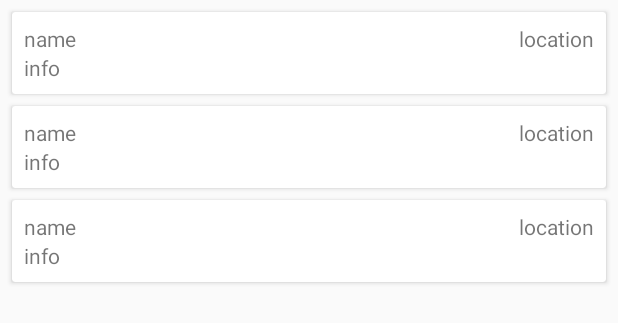
After one commit to Bue-von-hon/showdisease, an Android app: the layout activity_search_disease.xml on its own in the app's theme, with its tools: preview values and no code run, on a phone screen of 412 x 824 dp. The commit adds this screen. Shown: the top 323 px of the screen. Run offline under Robolectric (Android 15) with nearby library versions, the phone set to English and light mode, and no system bars.

Commit message:
질병 정보 리스트뷰 추가
질병 정보를 가져와서 리싸이클러뷰로 뿌리는 기능을 추가했습니다
곁가지로 레포지토리와 뷰모델을 이용했습니다

```diff
--- a/app/build.gradle
+++ b/app/build.gradle
@@ -26,6 +26,8 @@ android {
 dependencies {
     implementation fileTree(dir: 'libs', include: ['*.jar'])
     def lifecycle_version = "2.0.0"
+    implementation "androidx.cardview:cardview:1.0.0"
+    implementation "androidx.recyclerview:recyclerview:1.1.0"
     implementation "androidx.lifecycle:lifecycle-extensions:$lifecycle_version"
     implementation 'com.google.android.gms:play-services-maps:17.0.0'
     implementation 'com.google.android.gms:play-services-location:17.0.0'
--- a/app/src/main/java/com/kc/showdisease/DiseaseDao.java
+++ b/app/src/main/java/com/kc/showdisease/DiseaseDao.java
@@ -1,5 +1,6 @@
 package com.kc.showdisease;
 
+import androidx.lifecycle.LiveData;
 import androidx.room.Dao;
 import androidx.room.Delete;
 import androidx.room.Insert;
@@ -10,6 +11,9 @@ import java.util.List;
 
 @Dao
 public interface DiseaseDao {
+    @Query("select * from Disease order by latitude desc")
+    LiveData<List<Disease>> LgetAll();
+
     @Query("select * from Disease")
     List<Disease> getAll();
 
--- /dev/null
+++ b/app/src/main/res/layout/activity_search_disease.xml
@@ -0,0 +1,21 @@
+<?xml version="1.0" encoding="utf-8"?>
+
+<androidx.coordinatorlayout.widget.CoordinatorLayout xmlns:android="http://schemas.android.com/apk/res/android"
+    xmlns:app="http://schemas.android.com/apk/res-auto"
+    xmlns:tools="http://schemas.android.com/tools"
+    android:id="@+id/constraints"
+    android:layout_width="match_parent"
+    android:layout_height="match_parent"
+    android:orientation="vertical"
+    tools:context=".SearchDisease">
+
+    <androidx.recyclerview.widget.RecyclerView
+        android:id="@+id/recycler_view"
+        android:layout_width="match_parent"
+        android:layout_height="match_parent"
+        tools:listitem="@layout/disease_item"
+        android:visibility="visible">
+
+    </androidx.recyclerview.widget.RecyclerView>
+
+</androidx.coordinatorlayout.widget.CoordinatorLayout>
--- /dev/null
+++ b/app/src/main/res/layout/disease_item.xml
@@ -0,0 +1,38 @@
+<?xml version="1.0" encoding="utf-8"?>
+<androidx.cardview.widget.CardView xmlns:android="http://schemas.android.com/apk/res/android"
+    android:layout_width="match_parent"
+    android:layout_height="wrap_content"
+    android:layout_marginEnd="8dp"
+    android:layout_marginStart="8dp"
+    android:layout_marginTop="8dp">
+
+    <RelativeLayout
+        android:layout_width="wrap_content"
+        android:layout_height="wrap_content"
+        android:padding="8dp">
+
+        <TextView
+            android:layout_alignParentStart="true"
+            android:maxLines="1"
+            android:text="name"
+            android:id="@+id/disease_name_txt"
+            android:layout_width="wrap_content"
+            android:layout_height="wrap_content" />
+
+        <TextView
+            android:id="@+id/disease_info_txt"
+            android:maxLines="1"
+            android:text="info"
+            android:layout_below="@id/disease_name_txt"
+            android:layout_width="wrap_content"
+            android:layout_height="wrap_content" />
+
+        <TextView
+            android:layout_alignParentEnd="true"
+            android:text="location"
+            android:id="@+id/disease_location_txt"
+            android:layout_width="wrap_content"
+            android:layout_height="wrap_content" />
+
+    </RelativeLayout>
+</androidx.cardview.widget.CardView>
--- a/app/src/main/res/menu/menu_main.xml
+++ b/app/src/main/res/menu/menu_main.xml
@@ -4,7 +4,7 @@
     <item
         android:id="@+id/search_bar"
         android:title="search"
-        app:actionViewClass="androidx.appcompat.widget.SearchView"
+        app:actionViewClass="android.widget.SearchView"
         app:showAsAction="always" />
     <item
         android:id="@+id/login_bar"
```
Also changed, not shown: app/src/main/AndroidManifest.xml (+7 -1 lines), app/src/main/java/com/kc/showdisease/AddEditDiseaseInfo.java (+9 -3 lines), app/src/main/java/com/kc/showdisease/AppDatabase.java (+39 -0 lines), app/src/main/java/com/kc/showdisease/DiseaseRepository.java (added, +78 -0 lines), app/src/main/java/com/kc/showdisease/DiseaseViewModel.java (added, +36 -0 lines), app/src/main/java/com/kc/showdisease/MainActivity.java (+19 -1 lines), app/src/main/java/com/kc/showdisease/Modify_disease1.java (+4 -3 lines), app/src/main/java/com/kc/showdisease/RDiseaseAdapter.java (added, +59 -0 lines), app/src/main/java/com/kc/showdisease/SearchDisease.java (added, +43 -0 lines).
